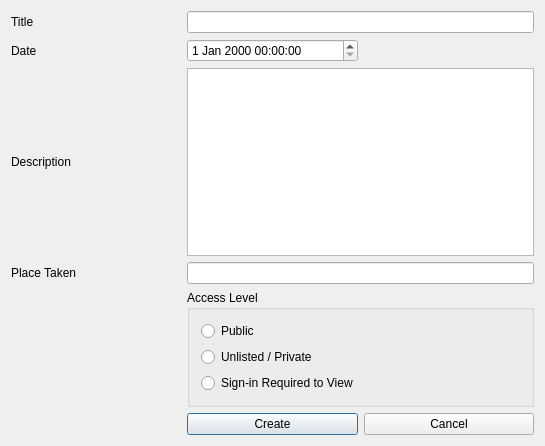
KDE/kipi-plugins, file picasawebexport/picasawebnewalbumdialog.ui: the form before one commit.
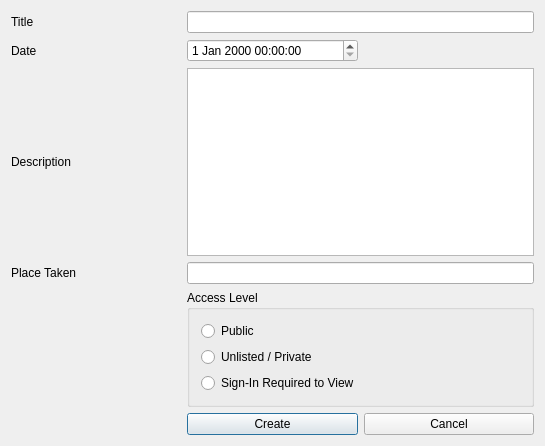
The form after the commit. Custom widgets are drawn as their Qt base class.

```diff
--- a/picasawebexport/picasawebnewalbumdialog.ui
+++ b/picasawebexport/picasawebnewalbumdialog.ui
@@ -75,7 +75,7 @@
       <item>
        <widget class="QRadioButton" name="m_isProtectedRadioButton" >
         <property name="text" >
-         <string>Sign-in Required to View</string>
+         <string>Sign-In Required to View</string>
         </property>
        </widget>
       </item>
```
